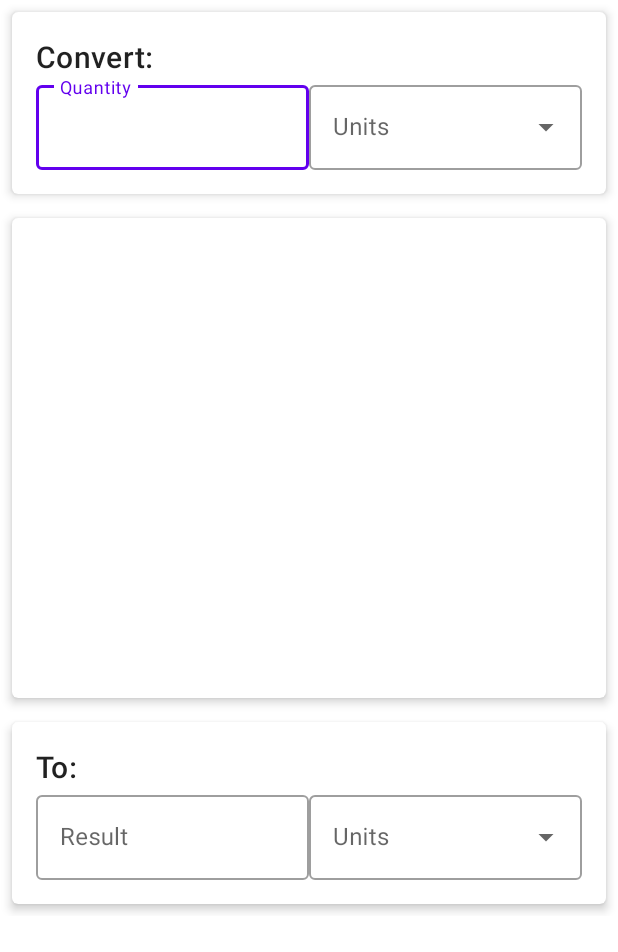
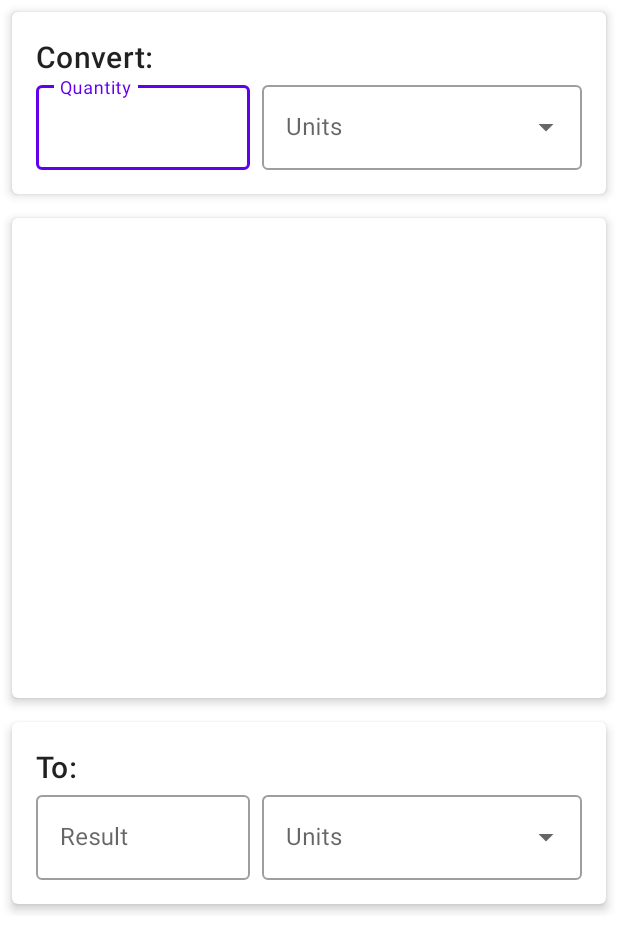
Before and after one commit to wrhenders/android-kitchen-converter, an Android app: the layout fragment_main.xml on its own in the app's theme, with its tools: preview values and no code run, on a phone screen of 412 x 824 dp. Shown: the top 952 px of the screen. Run offline under Robolectric (Android 15) with nearby library versions, the phone set to English and light mode, and no system bars.

Commit message:
updated layouts

```diff
--- a/app/src/main/java/com/kitchen/recipeconverter/data/IngredientList.kt
+++ b/app/src/main/java/com/kitchen/recipeconverter/data/IngredientList.kt
@@ -1,6 +1,7 @@
 package com.kitchen.recipeconverter.data
 
 class IngredientList {
+
     fun getList(): List<Ingredient> {
         return ingredientList.sortedBy { it.name }
     }
@@ -53,6 +54,9 @@ class IngredientList {
             Ingredient("Yogurt, greek", 285.0),
             Ingredient("Yogurt, regular", 245.0),
             Ingredient("Mayonnaise", 226.0),
+            Ingredient("Vanilla Extract", 224.0),
+            Ingredient("Salt, Diamond Crystal", 128.0),
+            Ingredient("Salt, table", 288.0),
         )
 
 }
--- a/app/src/main/res/layout/fragment_main.xml
+++ b/app/src/main/res/layout/fragment_main.xml
@@ -44,10 +44,12 @@
                         style="@style/Widget.MaterialComponents.TextInputLayout.OutlinedBox"
                         android:layout_width="0dp"
                         android:layout_height="wrap_content"
+                        android:layout_marginEnd="8dp"
                         android:hint="Quantity"
                         app:layout_constraintEnd_toStartOf="@id/top_unit_menu"
                         app:layout_constraintStart_toStartOf="parent"
-                        app:layout_constraintTop_toBottomOf="@id/convert_text">
+                        app:layout_constraintTop_toBottomOf="@id/convert_text"
+                        app:layout_constraintHorizontal_weight="2">
 
                         <com.google.android.material.textfield.TextInputEditText
                             android:id="@+id/top_quantity_text"
@@ -65,13 +67,15 @@
                         android:hint="Units"
                         app:layout_constraintEnd_toEndOf="parent"
                         app:layout_constraintStart_toEndOf="@id/top_quantity_text_label"
-                        app:layout_constraintTop_toTopOf="@+id/top_quantity_text_label">
+                        app:layout_constraintTop_toTopOf="@+id/top_quantity_text_label"
+                        app:layout_constraintHorizontal_weight="3">
 
                         <AutoCompleteTextView
                             android:id="@+id/topAutoCompleteTextView"
                             android:layout_width="match_parent"
                             android:layout_height="wrap_content"
-                            android:inputType="none" />
+                            android:inputType="none"
+                            android:maxLines="1" />
 
                     </com.google.android.material.textfield.TextInputLayout>
 
@@ -85,14 +89,12 @@
                 android:layout_margin="8dp"
                 app:cardElevation="4dp"
                 app:cardCornerRadius="4dp"
-                app:layout_constraintBottom_toBottomOf="parent"
                 app:layout_constraintTop_toBottomOf="@+id/topCardView">
 
                 <androidx.recyclerview.widget.RecyclerView
                     android:id="@+id/recycler_view"
                     android:layout_width="match_parent"
-                    android:layout_height="wrap_content"
-                    android:layout_weight="1" />
+                    android:layout_height="wrap_content" />
             </androidx.cardview.widget.CardView>
             <androidx.cardview.widget.CardView
                 android:id="@+id/bottomCardView"
@@ -120,10 +122,12 @@
                         style="@style/Widget.MaterialComponents.TextInputLayout.OutlinedBox"
                         android:layout_width="0dp"
                         android:layout_height="wrap_content"
+                        android:layout_marginEnd="8dp"
                         android:hint="Result"
                         app:layout_constraintEnd_toStartOf="@id/bottom_unit_menu"
                         app:layout_constraintStart_toStartOf="parent"
-                        app:layout_constraintTop_toBottomOf="@id/to_text">
+                        app:layout_constraintTop_toBottomOf="@id/to_text"
+                        app:layout_constraintHorizontal_weight="2">
 
                         <com.google.android.material.textfield.TextInputEditText
                             android:id="@+id/bottom_quantity_text"
@@ -141,13 +145,15 @@
                         android:hint="Units"
                         app:layout_constraintStart_toEndOf="@id/bottom_quantity_text_label"
                         app:layout_constraintEnd_toEndOf="parent"
-                        app:layout_constraintTop_toTopOf="@id/bottom_quantity_text_label">
+                        app:layout_constraintTop_toTopOf="@id/bottom_quantity_text_label"
+                        app:layout_constraintHorizontal_weight="3">
 
                         <AutoCompleteTextView
                             android:id="@+id/bottomAutoCompleteTextView"
                             android:layout_width="match_parent"
                             android:layout_height="wrap_content"
-                            android:inputType="none" />
+                            android:inputType="none"
+                            android:maxLines="1"/>
 
                     </com.google.android.material.textfield.TextInputLayout>
                 </androidx.constraintlayout.widget.ConstraintLayout>
```
